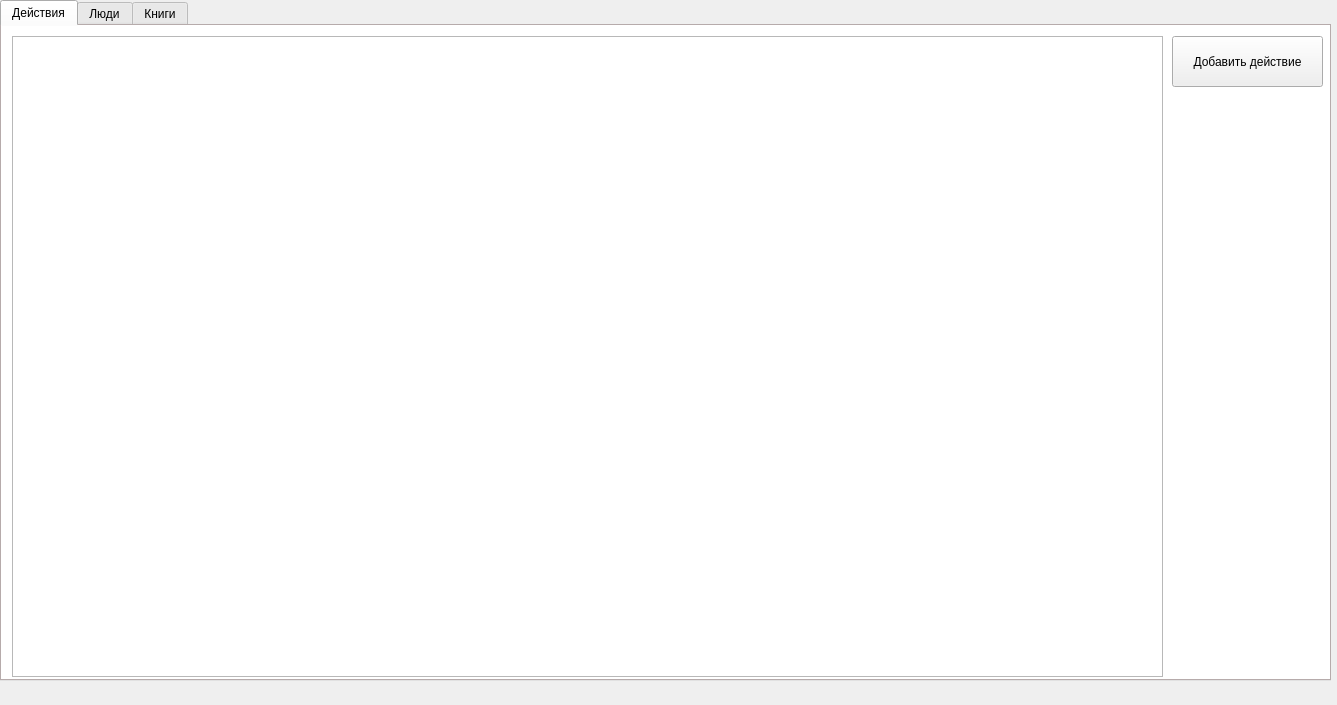
Before: the Qt Designer form mainwindow.ui in Near8954/library_system, drawn with Qt 5.
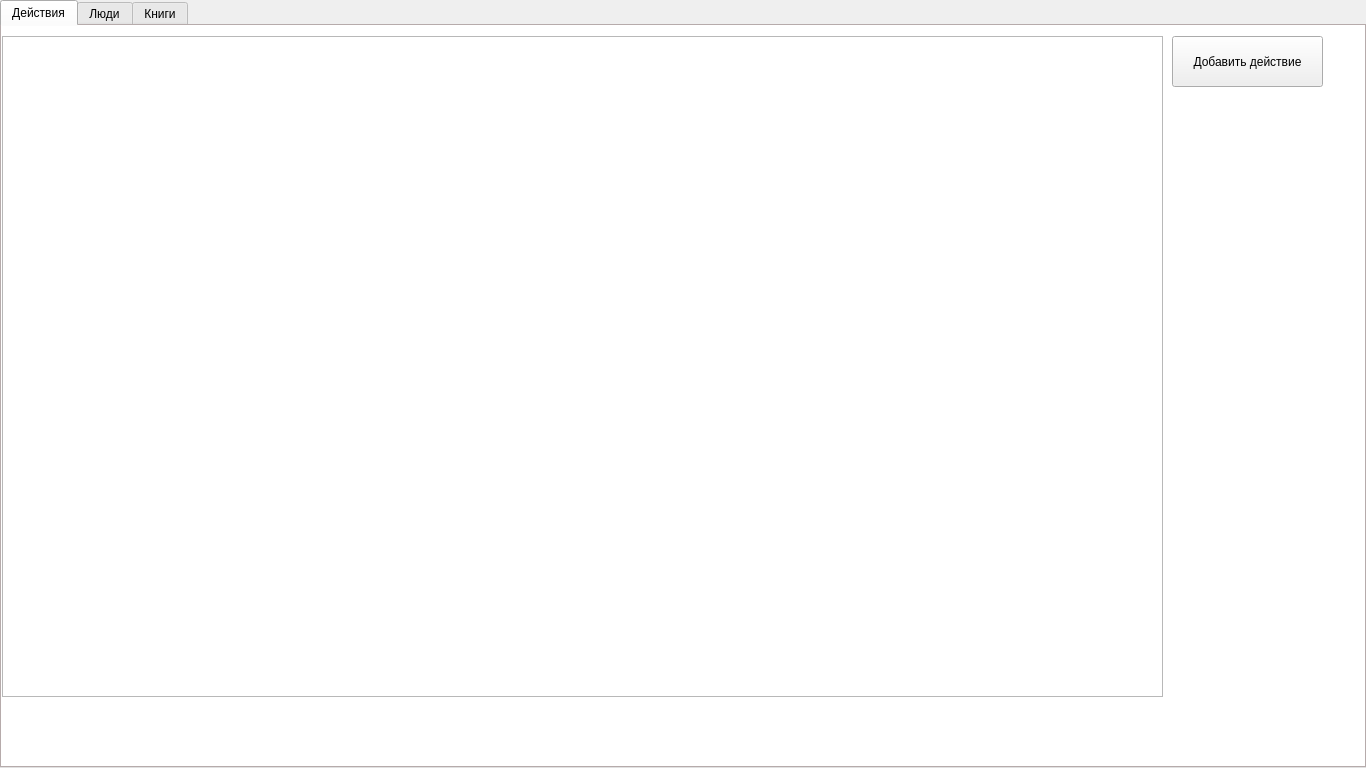
After: the same form once the commit is applied. The open tabs and pages were chosen to show the change.

Diff of the .ui file:
```diff
--- a/mainwindow.ui
+++ b/mainwindow.ui
@@ -6,8 +6,8 @@
    <rect>
     <x>0</x>
     <y>0</y>
-    <width>1337</width>
-    <height>705</height>
+    <width>1366</width>
+    <height>768</height>
    </rect>
   </property>
   <property name="windowTitle">
@@ -19,8 +19,8 @@
      <rect>
       <x>0</x>
       <y>0</y>
-      <width>1331</width>
-      <height>681</height>
+      <width>1366</width>
+      <height>768</height>
      </rect>
     </property>
     <property name="styleSheet">
@@ -56,10 +56,10 @@
      <widget class="QTableView" name="tableView">
       <property name="geometry">
        <rect>
-        <x>10</x>
+        <x>0</x>
         <y>10</y>
-        <width>1151</width>
-        <height>641</height>
+        <width>1161</width>
+        <height>661</height>
        </rect>
       </property>
      </widget>
```
Left out of the diff: 6 changed lines with no effect on the pictures.
